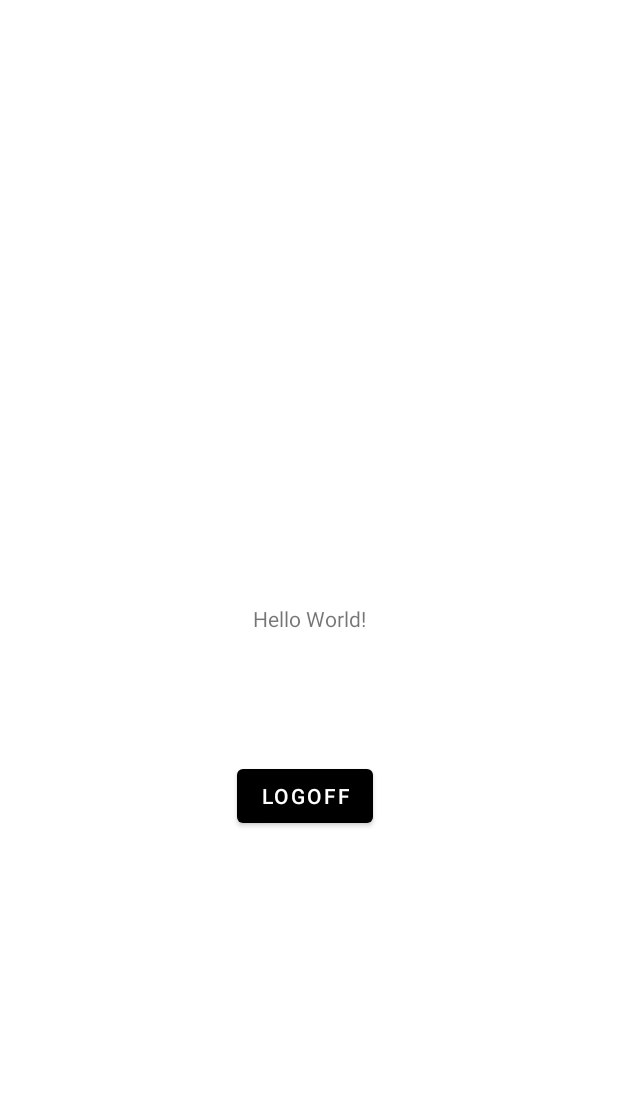
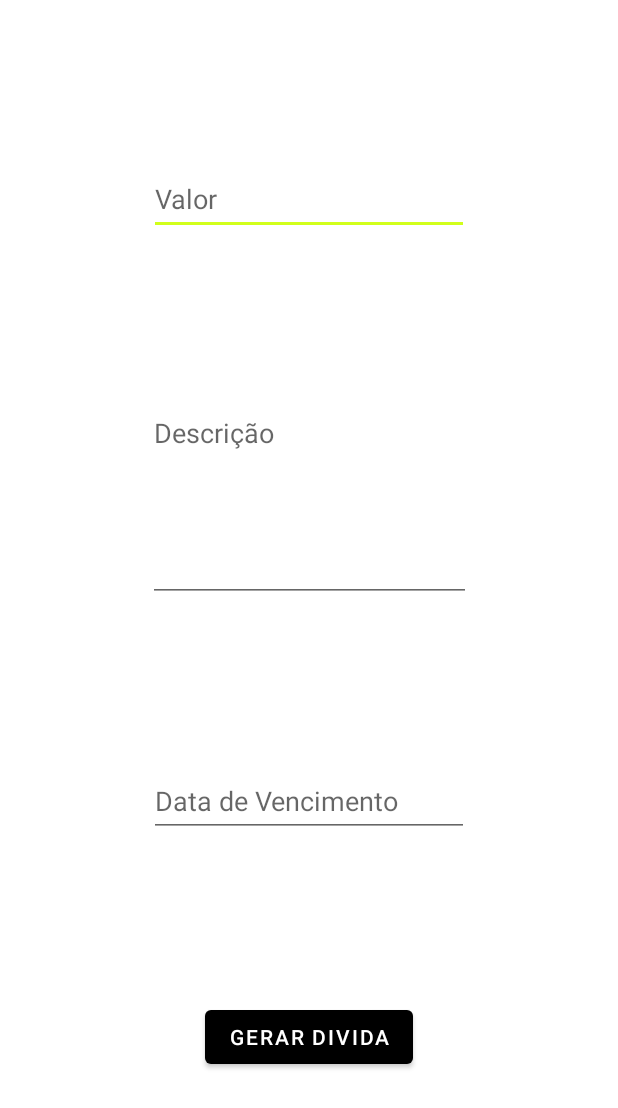
Before and after one commit to Schwartz09/Comfiado, an Android app: the screen it shows after launch once a user with an empty profile is signed in (MainActivity before the commit, CriarDividaActivity after it), on a phone screen of 412 x 824 dp. Shown: the top 1108 px of the screen. Run offline under Robolectric (Android 15) with nearby library versions, the phone set to English and light mode, and no system bars; our stand-ins replace Firebase (no records; nobody signed in at launch, a user with empty details on screens opened directly).

Commit message:
add divida creator

```diff
--- a/app/src/main/java/br/edu/qi/comfiado/CriarDividaActivity.java
+++ b/app/src/main/java/br/edu/qi/comfiado/CriarDividaActivity.java
@@ -1,32 +1,102 @@
 package br.edu.qi.comfiado;
 
+import androidx.annotation.NonNull;
 import androidx.appcompat.app.AppCompatActivity;
 
+import android.app.DatePickerDialog;
 import android.os.Bundle;
 import android.view.View;
+import android.widget.Button;
+import android.widget.DatePicker;
 import android.widget.EditText;
+import android.widget.Toast;
+
+import com.google.android.gms.tasks.OnCompleteListener;
+import com.google.android.gms.tasks.Task;
+import com.google.firebase.auth.FirebaseAuth;
+import com.google.firebase.database.DatabaseReference;
+import com.google.firebase.database.FirebaseDatabase;
+
+import java.text.SimpleDateFormat;
+import java.util.Calendar;
+
+import br.edu.qi.comfiado.modelo.Divida;
 
 public class CriarDividaActivity extends AppCompatActivity {
 
     private EditText edtValor;
     private EditText edtDescricao;
     private EditText edtDataVencimento;
+    private DatePickerDialog datePickerDialog;
+    private final Calendar calendarDataVencimento = Calendar.getInstance();
+    private Button btnCriarDivida;
+    private FirebaseAuth mAuth;
+    private DatabaseReference mDatabase;
+
+
 
     @Override
     protected void onCreate(Bundle savedInstanceState) {
         super.onCreate(savedInstanceState);
         setContentView(R.layout.activity_criar_divida);
+        getSupportActionBar().hide();
 
         this.edtValor = findViewById(R.id.edtValor);
         this.edtDescricao = findViewById(R.id.edtDescricao);
-        this.edtDescricao = findViewById(R.id.edtDataVencimento);
+        this.edtDataVencimento = findViewById(R.id.edtDataVencimento);
+        this.btnCriarDivida = findViewById(R.id.btnCriarDivida);
+        this.mAuth = FirebaseAuth.getInstance();
+        this.mDatabase = FirebaseDatabase.getInstance().getReference().child("dividas");
 
-        this.edtDataVencimento.setOnClickListener(new View.OnClickListener() {
+        DatePickerDialog.OnDateSetListener date = new DatePickerDialog.OnDateSetListener() {
+            @Override
+            public void onDateSet(DatePicker view, int year, int month, int day) {
+                calendarDataVencimento.set(Calendar.YEAR, year);
+                calendarDataVencimento.set(Calendar.MONTH,month);
+                calendarDataVencimento.set(Calendar.DAY_OF_MONTH,day);
+                updateLabel();
+            }
+        };
+        this.datePickerDialog = new DatePickerDialog(CriarDividaActivity.this,date,calendarDataVencimento.get(Calendar.YEAR),calendarDataVencimento.get(Calendar.MONTH),calendarDataVencimento.get(Calendar.DAY_OF_MONTH));
+
+
+        edtDataVencimento.setOnClickListener(new View.OnClickListener() {
             @Override
             public void onClick(View view) {
 
+                if (!datePickerDialog.isShowing()) {
+                    datePickerDialog.show();
+                }
             }
         });
 
+        this.btnCriarDivida.setOnClickListener(new View.OnClickListener() {
+            @Override
+            public void onClick(View view) {
+
+
+                Divida divida = new Divida();
+                divida.setValor(Float.parseFloat(edtValor.getText().toString()));
+                divida.setDescricao(edtDescricao.getText().toString());
+                divida.setDataAbertura(Calendar.getInstance().getTimeInMillis());
+                divida.setDataVencimento(calendarDataVencimento.getTimeInMillis());
+                divida.setUidCredor(mAuth.getCurrentUser().getUid());
+
+                mDatabase.push().setValue(divida).addOnCompleteListener(new OnCompleteListener<Void>() {
+                    @Override
+                    public void onComplete(@NonNull Task<Void> task) {
+                        if (task.isSuccessful()){
+                            Toast.makeText(CriarDividaActivity.this, "Divida Criada", Toast.LENGTH_LONG).show();
+                        }
+                    }
+                });
+            }
+        });
+    }
+
+    private void updateLabel(){
+        String myFormat="dd/MM/yyyy";
+        SimpleDateFormat dateFormat = new SimpleDateFormat(myFormat);
+        edtDataVencimento.setText(dateFormat.format(calendarDataVencimento.getTime()));
     }
 }
--- a/app/src/main/java/br/edu/qi/comfiado/LoginActivity.java
+++ b/app/src/main/java/br/edu/qi/comfiado/LoginActivity.java
@@ -91,7 +91,7 @@ public class LoginActivity extends AppCompatActivity {
     }
 
     private void trocarParaActivityPrincipal() {
-        Intent i = new Intent(LoginActivity.this, MainActivity.class);
+        Intent i = new Intent(LoginActivity.this, CriarDividaActivity.class);
         startActivity(i);
         finish();
     }
--- a/app/src/main/java/br/edu/qi/comfiado/MainActivity.java
+++ b/app/src/main/java/br/edu/qi/comfiado/MainActivity.java
@@ -23,7 +23,7 @@ public class MainActivity extends AppCompatActivity {
     private FirebaseAuth mAuth;
     private DatabaseReference mDatabase;
 
-    private Button btnLogoff;
+    //private Button btnLogoff;
 
     private Usuario usuario;
 
@@ -36,7 +36,7 @@ public class MainActivity extends AppCompatActivity {
         this.mDatabase = FirebaseDatabase.getInstance().getReference().child("usuarios");
         this.mAuth = FirebaseAuth.getInstance();
 
-        this.btnLogoff = findViewById(R.id.btnLogoff);
+        //this.btnLogoff = findViewById(R.id.btnLogoff);
 
         this.usuario = new Usuario();
         usuario.setUid(mAuth.getCurrentUser().getUid());
@@ -55,12 +55,12 @@ public class MainActivity extends AppCompatActivity {
             }
         });
 
-        this.btnLogoff.setOnClickListener(new View.OnClickListener() {
-            @Override
-            public void onClick(View view) {
-                logoff();
-            }
-        });
+//        this.btnLogoff.setOnClickListener(new View.OnClickListener() {
+//            @Override
+//            public void onClick(View view) {
+//                logoff();
+//            }
+//        });
     }
 
     private void logoff() {
--- a/app/src/main/res/layout/activity_criar_divida.xml
+++ b/app/src/main/res/layout/activity_criar_divida.xml
@@ -14,8 +14,11 @@
         android:hint="Valor"
         android:inputType="numberDecimal"
         android:minHeight="48dp"
-        tools:layout_editor_absoluteX="101dp"
-        tools:layout_editor_absoluteY="119dp" />
+        app:layout_constraintBottom_toTopOf="@+id/edtDescricao"
+        app:layout_constraintEnd_toEndOf="parent"
+        app:layout_constraintHorizontal_bias="0.5"
+        app:layout_constraintStart_toStartOf="parent"
+        app:layout_constraintTop_toTopOf="parent" />
 
     <EditText
         android:id="@+id/edtDataVencimento"
@@ -25,16 +28,22 @@
         android:hint="Data de Vencimento"
         android:inputType="date"
         android:minHeight="48dp"
-        tools:layout_editor_absoluteX="100dp"
-        tools:layout_editor_absoluteY="408dp" />
+        app:layout_constraintBottom_toTopOf="@+id/btnCriarDivida"
+        app:layout_constraintEnd_toEndOf="parent"
+        app:layout_constraintHorizontal_bias="0.5"
+        app:layout_constraintStart_toStartOf="parent"
+        app:layout_constraintTop_toBottomOf="@+id/edtDescricao" />
 
     <Button
-        android:id="@+id/button2"
+        android:id="@+id/btnCriarDivida"
         android:layout_width="wrap_content"
         android:layout_height="wrap_content"
         android:text="Gerar Divida"
-        tools:layout_editor_absoluteX="134dp"
-        tools:layout_editor_absoluteY="506dp" />
+        app:layout_constraintBottom_toBottomOf="parent"
+        app:layout_constraintEnd_toEndOf="parent"
+        app:layout_constraintHorizontal_bias="0.5"
+        app:layout_constraintStart_toStartOf="parent"
+        app:layout_constraintTop_toBottomOf="@+id/edtDataVencimento" />
 
     <EditText
         android:id="@+id/edtDescricao"
@@ -42,8 +51,12 @@
         android:layout_height="135dp"
         android:ems="10"
         android:gravity="start|top"
+        android:hint="Descrição"
         android:inputType="textMultiLine"
-        tools:layout_editor_absoluteX="100dp"
-        tools:layout_editor_absoluteY="217dp" />
+        app:layout_constraintBottom_toTopOf="@+id/edtDataVencimento"
+        app:layout_constraintEnd_toEndOf="parent"
+        app:layout_constraintHorizontal_bias="0.5"
+        app:layout_constraintStart_toStartOf="parent"
+        app:layout_constraintTop_toBottomOf="@+id/edtValor" />
 
 </androidx.constraintlayout.widget.ConstraintLayout>
--- a/app/src/main/res/layout/activity_main.xml
+++ b/app/src/main/res/layout/activity_main.xml
@@ -5,30 +5,5 @@
     android:id="@+id/logoff"
     android:layout_width="match_parent"
     android:layout_height="match_parent"
-    tools:context=".MainActivity">
-
-    <TextView
-        android:id="@+id/textView"
-        android:layout_width="wrap_content"
-        android:layout_height="wrap_content"
-        android:text="Hello World!"
-        app:layout_constraintBottom_toBottomOf="parent"
-        app:layout_constraintEnd_toEndOf="parent"
-        app:layout_constraintStart_toStartOf="parent"
-        app:layout_constraintTop_toTopOf="parent" />
-
-    <Button
-        android:id="@+id/btnLogoff"
-        android:layout_width="wrap_content"
-        android:layout_height="wrap_content"
-        android:layout_marginStart="156dp"
-        android:layout_marginTop="61dp"
-        android:layout_marginEnd="161dp"
-        android:layout_marginBottom="246dp"
-        android:text="Logoff"
-        app:layout_constraintBottom_toBottomOf="parent"
-        app:layout_constraintEnd_toEndOf="parent"
-        app:layout_constraintStart_toStartOf="parent"
-        app:layout_constraintTop_toBottomOf="@+id/textView" />
-
-</androidx.constraintlayout.widget.ConstraintLayout>
+    android:background="@drawable/background"
+    tools:context=".MainActivity"/>
```
Also changed, not shown: app/src/main/java/br/edu/qi/comfiado/modelo/Divida.java (+18 -18 lines).
